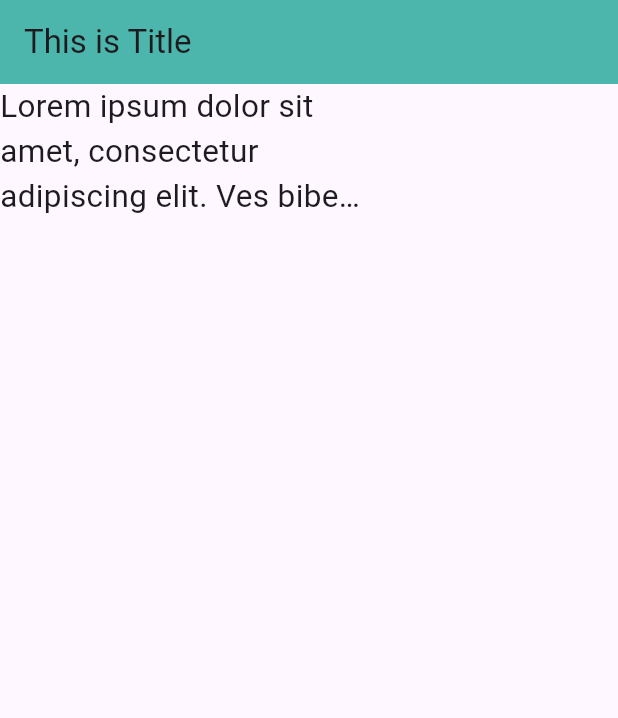
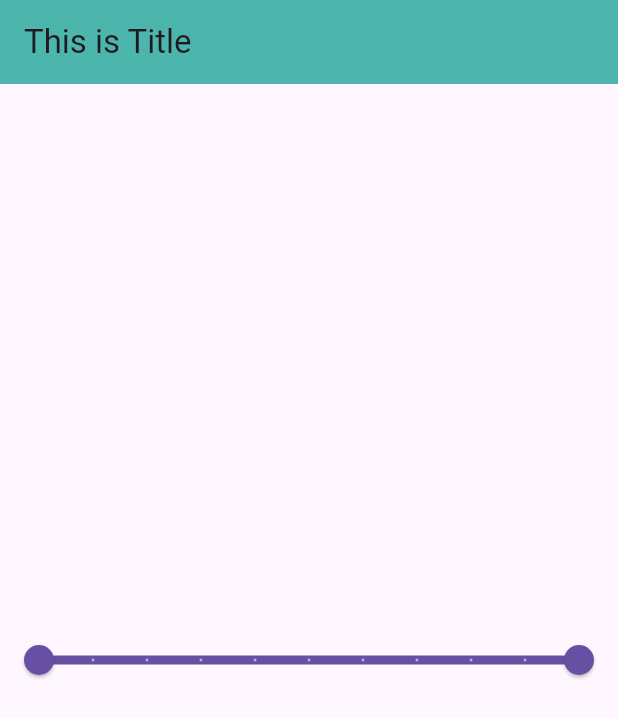
Before and after one commit to AsmaGhafoor/Flutter-Learning, a Flutter app: the screen it shows after launch, on a phone screen of 412 x 824 dp. Shown: the top 718 px of the screen. Run offline on Flutter 3.47's test engine with Material 3 defaults, Android fonts, the phone set to English and light mode, and no system bars.

```diff
--- a/lib/main.dart
+++ b/lib/main.dart
@@ -1,6 +1,4 @@
 import 'package:flutter/material.dart';
-// import 'package:flutterapp/intropage.dart';
-import 'package:flutterapp/splashscreen.dart';
 
 void main(){
   runApp(const MyApp());
@@ -16,7 +14,7 @@ class MyApp extends StatelessWidget{
       theme: ThemeData(
         primarySwatch: Colors.teal,
       ),
-      home: const SplashScreen(),
+      home: const MyHomePage(),
     );
   }
 }
@@ -30,28 +28,30 @@ class MyHomePage extends StatefulWidget{
 }
 
 class MyHomeState extends State<MyHomePage> {
+  RangeValues values = const RangeValues(0, 1);
 
   @override
   Widget build(BuildContext context) {
+    RangeLabels labels=RangeLabels(values.start.toString(),values.end.toString());
     return Scaffold(
       appBar: AppBar(
         title: const Text('This is Title'),
         backgroundColor: Colors.teal.shade300,
       ),
 
-      body: ConstrainedBox(
-        constraints: const BoxConstraints(
-          maxWidth: 240,
-          maxHeight: 100,
+      body: Center(
+        child: RangeSlider(
+          values: values,
+          labels: labels,
+          divisions: 10,
+          onChanged: (newValue){
+            values=newValue;
+            // ignore: avoid_print
+            print('${newValue.start}, ${newValue.end}');
+            setState( () {} );
+          }
         ),
-        child: const Text('Lorem ipsum dolor sit amet, consectetur adipiscing elit. Ves bibendum dui. Etiam semper imperdiet molestie.',
-        style: TextStyle(
-          fontSize: 21,
-        ),
-        maxLines: 3,
-        overflow: TextOverflow.ellipsis,
-        )
-      ),
+      )
 
     );
   }
```
Also changed, not shown: lib/intropage.dart (deleted, +0 -42 lines), lib/splashscreen.dart (deleted, +0 -42 lines).
